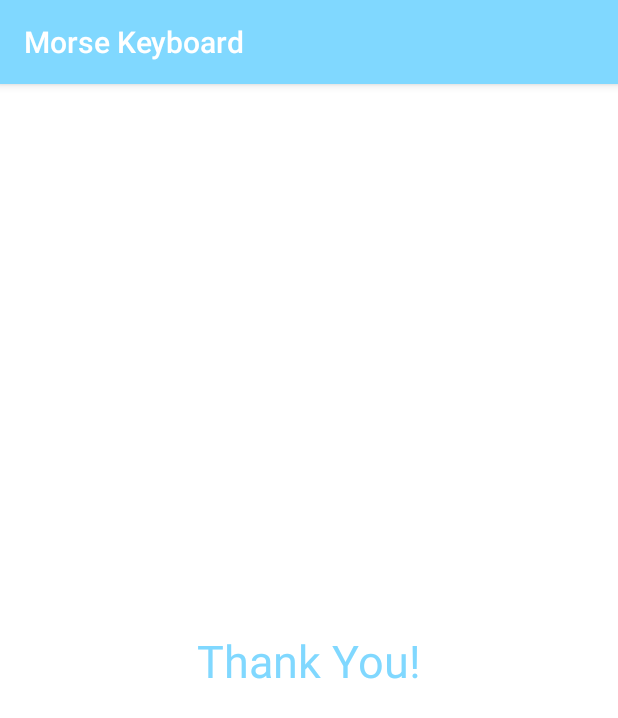
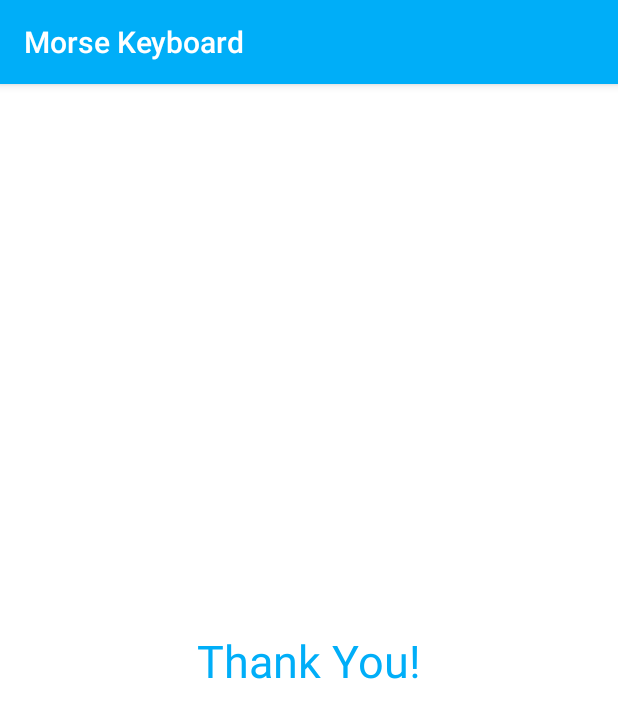
Before and after one commit to rizi-m/MorseKeyboard, an Android app: the screen it shows after launch (MainActivity), on a phone screen of 412 x 824 dp. Shown: the top 718 px of the screen. Run offline under Robolectric (Android 15) with nearby library versions, the phone set to English and light mode, and no system bars.

Commit message:
Changed colours

```diff
--- a/app/src/main/java/com/rizwanmahmood/morsekeyboard/MorseKeyboardView.java
+++ b/app/src/main/java/com/rizwanmahmood/morsekeyboard/MorseKeyboardView.java
@@ -24,11 +24,11 @@ public class MorseKeyboardView extends KeyboardView {
         super.onDraw(canvas);
         Paint paint = new Paint();
         paint.setTextAlign(Paint.Align.CENTER);
-        paint.setColor(Color.parseColor("#80d8ff"));
+        paint.setColor(Color.parseColor("#00aef8"));
         List<Keyboard.Key> keys = getKeyboard().getKeys();
         for(Keyboard.Key key: keys) {
             if(key.label != null) {
-                float textSize = 30;
+                float textSize = 40;
                 paint.setTextSize(textSize);
                 canvas.drawText(key.label.toString(), key.x + (key.width/2) + (textSize/2), key.y + (textSize) + (key.height/2), paint);
             }
--- a/app/src/main/res/values/colors.xml
+++ b/app/src/main/res/values/colors.xml
@@ -1,11 +1,11 @@
 <?xml version="1.0" encoding="utf-8"?>
 <resources>
-    <color name="colorPrimary">#80d8ff</color>
-    <color name="colorPrimaryDark">#80d8ff</color>
+    <color name="colorPrimary">#00aef8</color>
+    <color name="colorPrimaryDark">#00aef8</color>
     <color name="colorAccent">#ffffff</color>
     <color name="white">#ffffff</color>
     <color name="slateGrey">#eceff1</color>
     <color name="slateGreyLight">#fafafa</color>
-    <color name="blueAccent">#80d8ff</color>
+    <color name="blueAccent">#00aef8</color>
 
 </resources>
```
